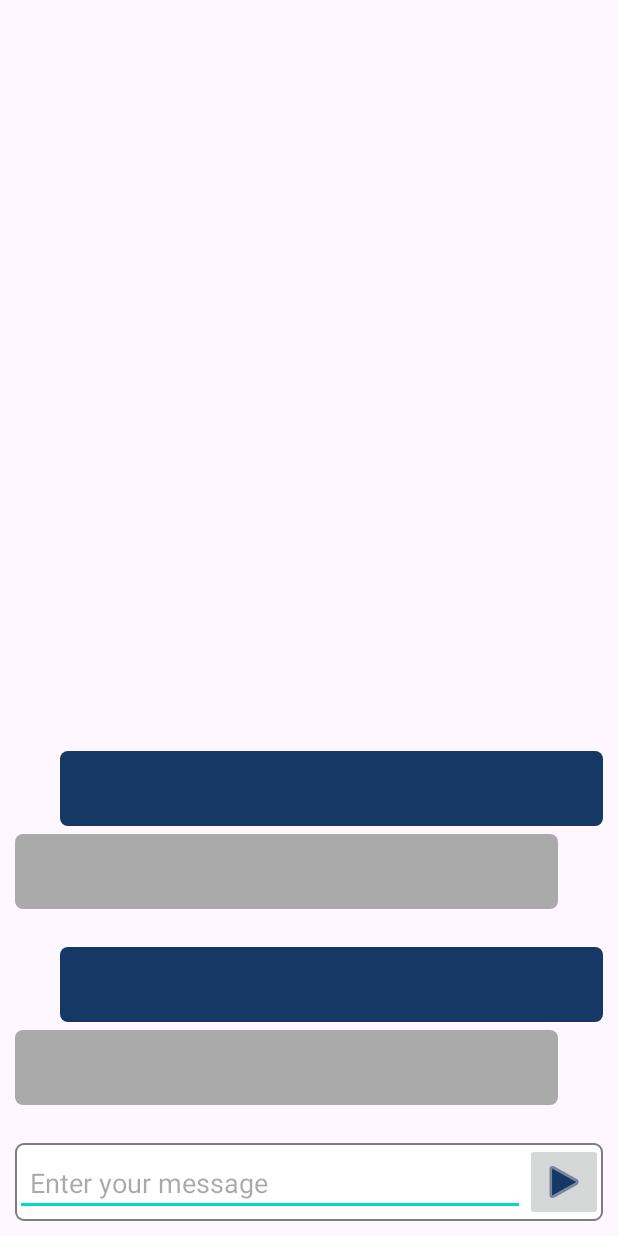
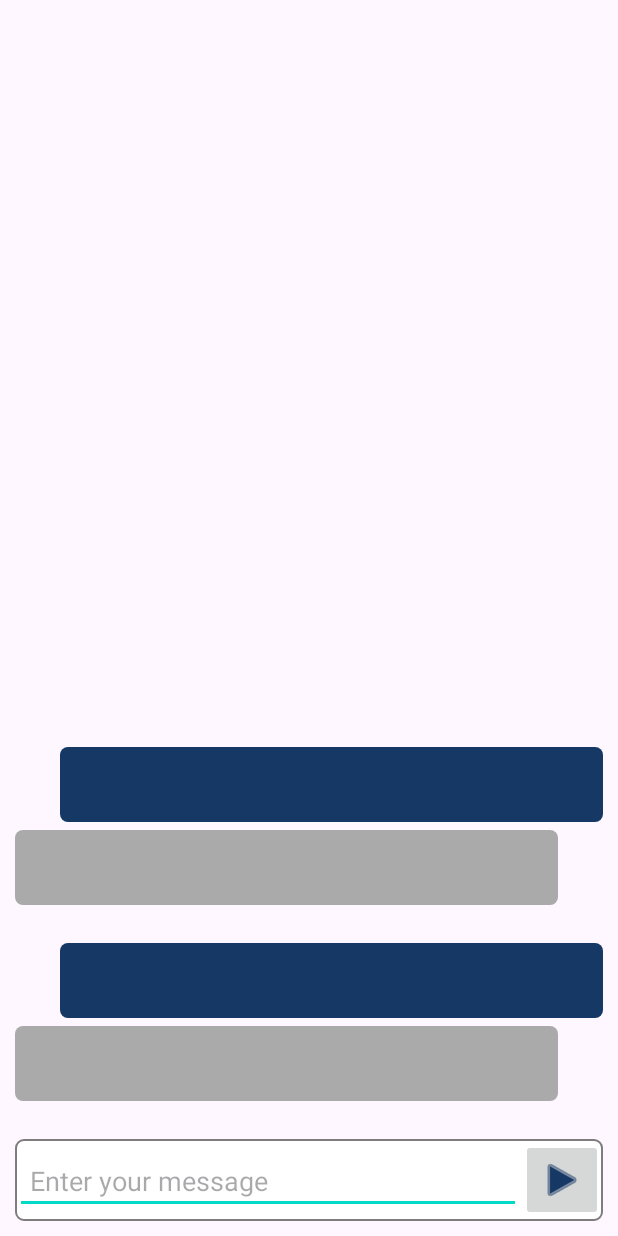
Before and after one commit to navneet-raj-karn/Grievify, an Android app: the layout activity_chat_bot.xml on its own in the app's theme, with its tools: preview values and no code run, on a phone screen of 412 x 824 dp. Run offline under Robolectric (Android 15) with nearby library versions, the phone set to English and light mode, and no system bars.

Commit message:
Layout Modifications

```diff
--- a/app/src/main/res/layout/activity_chat_bot.xml
+++ b/app/src/main/res/layout/activity_chat_bot.xml
@@ -22,7 +22,7 @@
             android:id="@+id/editMessage"
             android:layout_width="0dp"
             android:layout_height="wrap_content"
-            android:ems="10"
+            android:ems="11"
             android:inputType="textPersonName"
             android:padding="10dp"
             android:hint="Enter your message"
@@ -35,7 +35,7 @@
             android:id="@+id/btnSend"
             android:layout_width="wrap_content"
             android:layout_height="wrap_content"
-            android:padding="10dp"
+            android:padding="11dp"
             app:layout_constraintBottom_toBottomOf="parent"
             app:layout_constraintRight_toRightOf="parent"
             app:layout_constraintTop_toTopOf="parent"
```
